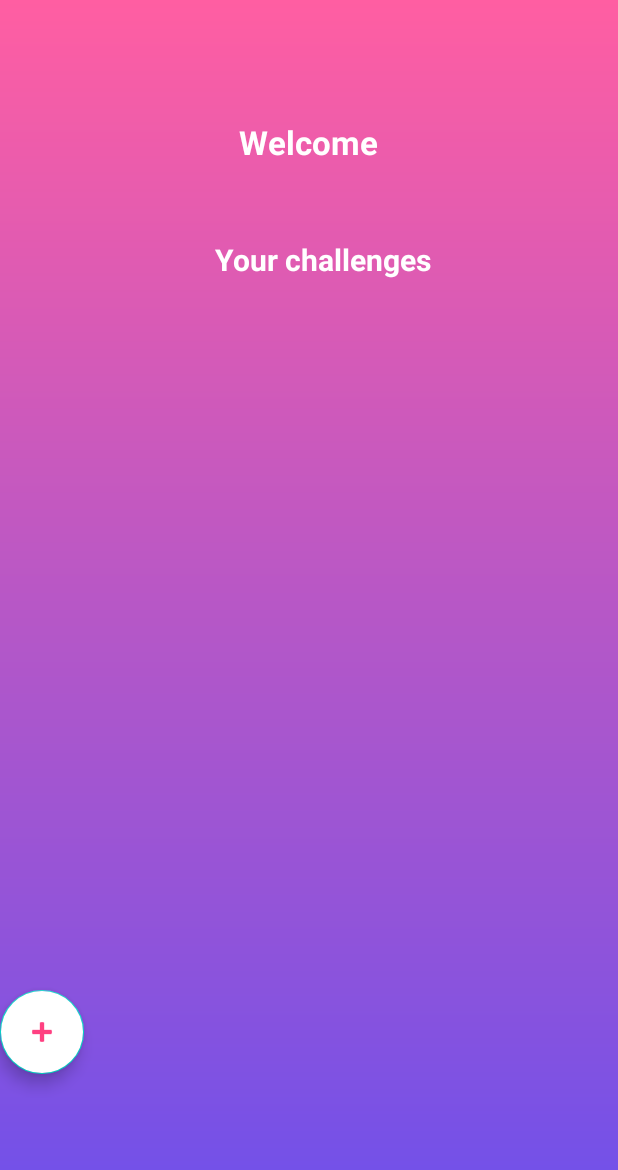
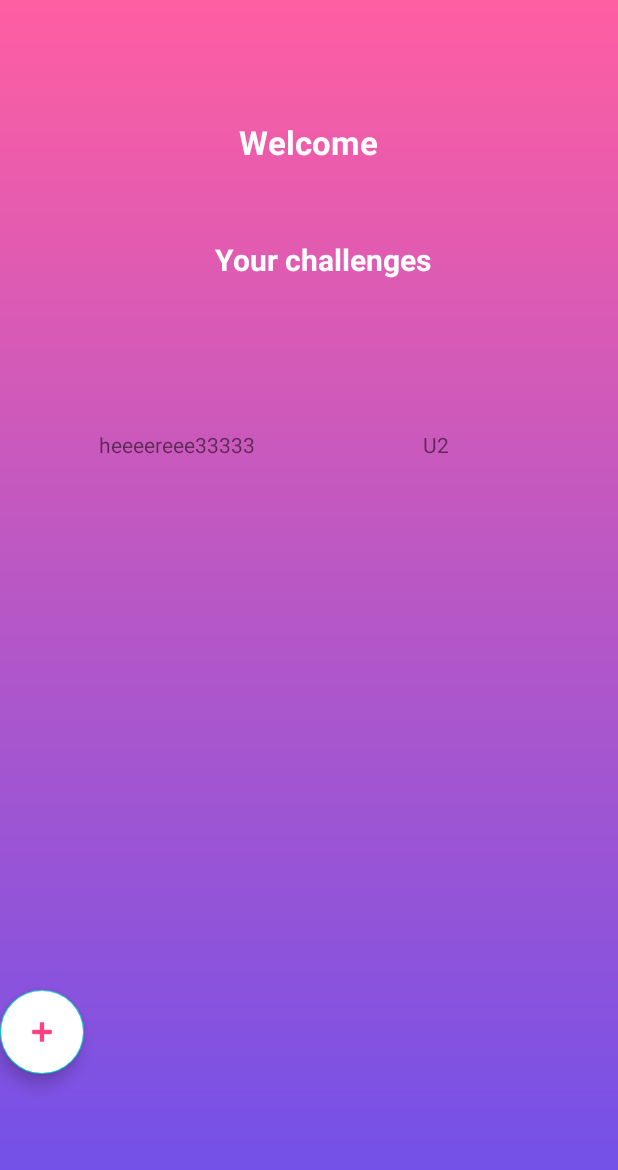
Before and after one commit to rawanrumayh/project, an Android app: the screen it shows after launch (OwnerHome), on a phone screen of 412 x 824 dp. Shown: the top 1170 px of the screen. Run offline under Robolectric (Android 15) with nearby library versions, the phone set to English and light mode, and no system bars; our stand-ins replace navigation-ui.

Commit message:
it is working........

```diff
--- a/coupons2/app/src/main/java/com/example/coupons/OwnerHome.java
+++ b/coupons2/app/src/main/java/com/example/coupons/OwnerHome.java
@@ -1,4 +1,6 @@
 package com.example.coupons;
+
+import static java.sql.DriverManager.println;
 
 import android.Manifest;
 import android.annotation.SuppressLint;
@@ -7,11 +9,11 @@ import android.content.pm.PackageManager;
 import android.database.Cursor;
 import android.database.sqlite.SQLiteDatabase;
 import android.graphics.Typeface;
+import android.location.Criteria;
 import android.location.Location;
-import android.location.LocationRequest;
+import android.location.LocationManager;
 import android.os.Build;
 import android.os.Bundle;
-import android.os.Parcelable;
 import android.util.Log;
 import android.view.View;
 import android.widget.LinearLayout;
@@ -26,16 +28,20 @@ import androidx.core.app.ActivityCompat;
 
 import com.google.android.gms.location.FusedLocationProviderClient;
 import com.google.android.gms.location.LocationServices;
+import com.google.android.gms.maps.model.LatLng;
 import com.google.android.gms.tasks.OnSuccessListener;
 import com.google.android.material.floatingactionbutton.FloatingActionButton;
+
+import java.io.IOException;
+import java.util.List;
+import java.util.Locale;
 
 public class OwnerHome extends AppCompatActivity {
 
 
     private static final int PERMISSIONS_FINE_LOCATION = 99;
     FusedLocationProviderClient client;
-    boolean onUpdate= false;
-    Parcelable.Creator<LocationRequest> locationRequest;
+    boolean onUpdate = false;
 
     @SuppressLint("WrongConstant")
     @RequiresApi(api = Build.VERSION_CODES.S)
@@ -72,52 +78,74 @@ public class OwnerHome extends AppCompatActivity {
             }
         });
 
-//        try {
-            locationRequest = LocationRequest.CREATOR;
-//            locationRequest.setQuality(100);
-//
-//            updateGPS();
-//        } catch (Exception e){
-//            Log.e("e",
-//                    "onCreate: ",
-//                    e);
-//        };
+        updateGPS();
 
 
+    }
 
+    private void zoomMyCuurentLocation() {
+        LocationManager locationManager = (LocationManager) getSystemService(LOCATION_SERVICE);
+        Criteria criteria = new Criteria();
+        if (ActivityCompat.checkSelfPermission(this, Manifest.permission.ACCESS_FINE_LOCATION) != PackageManager.PERMISSION_GRANTED) {
+            ActivityCompat.checkSelfPermission(this, Manifest.permission.ACCESS_COARSE_LOCATION);
+        }
+        Location location = locationManager.getLastKnownLocation(locationManager.getBestProvider(criteria, false));
+        if (location != null) {
+            double lat = location.getLatitude();
+            double longi = location.getLongitude();
+            LatLng latLng = new LatLng(lat, longi);
+//            mMap.animateCamera(CameraUpdateFactory.newLatLngZoom(latLng, 14.f));
+            Toast.makeText(OwnerHome.this, "MyLastLocation coordinat :" + latLng, Toast.LENGTH_LONG).show();
+        } else {
+            setMyLastLocation();
+        }
+    }
+
+    private void setMyLastLocation() {
+        Log.d("TAG", "setMyLastLocation: excecute, and get last location");
+        FusedLocationProviderClient fusedLocationClient = LocationServices.getFusedLocationProviderClient(this);
+        if (ActivityCompat.checkSelfPermission(this, Manifest.permission.ACCESS_FINE_LOCATION) != PackageManager.PERMISSION_GRANTED && ActivityCompat.checkSelfPermission(this, Manifest.permission.ACCESS_COARSE_LOCATION) != PackageManager.PERMISSION_GRANTED) {
+            return;
+        }
+        fusedLocationClient.getLastLocation().addOnSuccessListener(this, new OnSuccessListener<Location>() {
+            @Override
+            public void onSuccess(Location location) {
+                if (location != null) {
+                    double lat = location.getLatitude();
+                    double longi = location.getLongitude();
+                    LatLng latLng = new LatLng(lat, longi);
+                    Log.d("TAG", "MyLastLocation coordinat :" + latLng);
+                    Toast.makeText(OwnerHome.this, "MyLastLocation coordinat :" + latLng, Toast.LENGTH_SHORT).show();
+//                    mMap.animateCamera(CameraUpdateFactory.newLatLngZoom(latLng, 14.f));
+                }
+            }
+        });
     }
 
     @Override
     public void onRequestPermissionsResult(int requestCode, @NonNull String[] permissions, @NonNull int[] grantResults) {
         super.onRequestPermissionsResult(requestCode, permissions, grantResults);
-        switch (requestCode){
+        switch (requestCode) {
             case PERMISSIONS_FINE_LOCATION:
                 if (grantResults[0] == PackageManager.PERMISSION_GRANTED)
                     updateGPS();
-                else Toast.makeText(this, "this app was not granted permission", Toast.LENGTH_SHORT).show();
-                finish();
+                else
+                    Toast.makeText(this, "this app was not granted permission", Toast.LENGTH_SHORT).show();
         }
     }
 
-    private void updateGPS(){
-        client= LocationServices.getFusedLocationProviderClient(this);
-        if (ActivityCompat.checkSelfPermission(this, Manifest.permission.ACCESS_FINE_LOCATION) == PackageManager.PERMISSION_GRANTED) {
-            client.getLastLocation().addOnSuccessListener(this, new OnSuccessListener<Location>() {
-                @Override
-                public void onSuccess(@NonNull Location location) {
-                    updateUIValue(location);
-                }
-            });
+
+    private void updateGPS() {
+        TextView lat = (TextView) findViewById(R.id.lat);
+        lat.setText("heeeereee33333");
+        client = LocationServices.getFusedLocationProviderClient(this);
+        if (ActivityCompat.checkSelfPermission(this, Manifest.permission.ACCESS_COARSE_LOCATION) == PackageManager.PERMISSION_GRANTED) {
+            zoomMyCuurentLocation();
         } else {
-            if (Build.VERSION.SDK_INT >= Build.VERSION_CODES.M){
+            if (Build.VERSION.SDK_INT >= Build.VERSION_CODES.M) {
                 requestPermissions(new String[]{Manifest.permission.ACCESS_COARSE_LOCATION}, PERMISSIONS_FINE_LOCATION);
             }
         }
-    }
-
-    private void updateUIValue(Location location) {
-        Log.e("TAG", "updateUIValue1: "+String.valueOf(location.getLatitude()));
-        Log.e("TAG", "updateUIValue2: "+String.valueOf(location.getLongitude()));
     }
 
 
--- a/coupons2/app/src/main/res/layout/ownerhome.xml
+++ b/coupons2/app/src/main/res/layout/ownerhome.xml
@@ -53,6 +53,8 @@
         android:layout_width="match_parent"
         android:layout_height="match_parent" android:id="@+id/map_holder"
         tools:ignore="Orientation">
+
+
     </LinearLayout>
 
     <LinearLayout
@@ -70,6 +72,20 @@
             app:srcCompat="@android:drawable/ic_input_add"
             app:tint="@color/Accent" />
 
+        <TextView
+            android:id="@+id/lat"
+            android:layout_width="wrap_content"
+            android:layout_height="wrap_content"
+            android:layout_weight="1"
+            android:text="U" />
+
+        <TextView
+            android:id="@+id/longg"
+            android:layout_width="wrap_content"
+            android:layout_height="wrap_content"
+            android:layout_weight="1"
+            android:text="U2" />
+
     </LinearLayout>
     </FrameLayout>
 
```
Also changed, not shown: coupons2/app/src/main/java/com/example/coupons/MapsFragment.java (+11 -3 lines).
